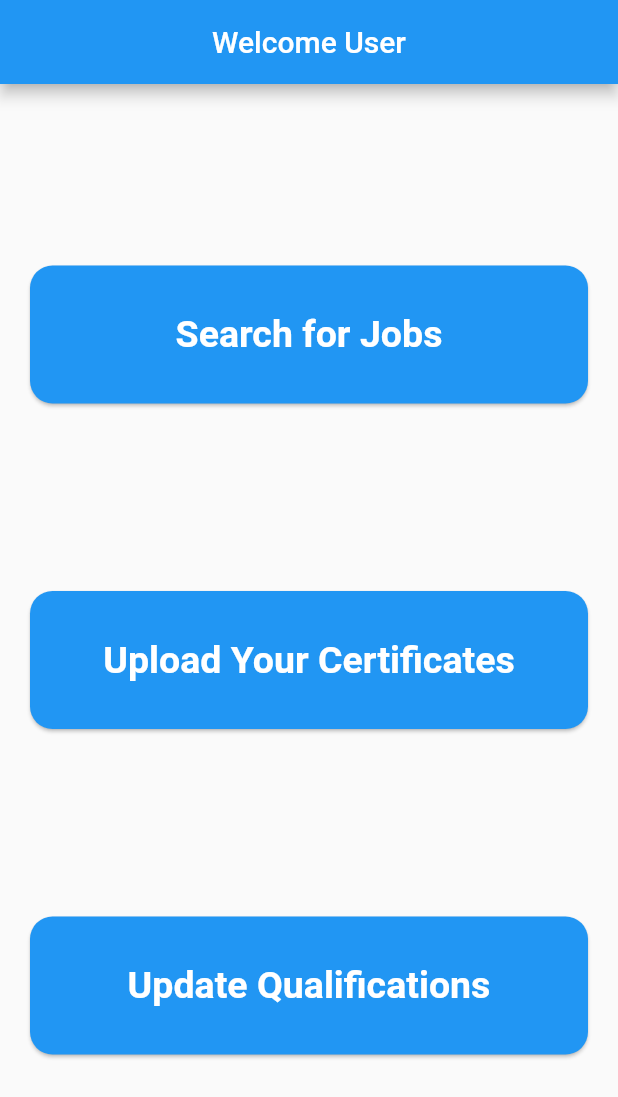
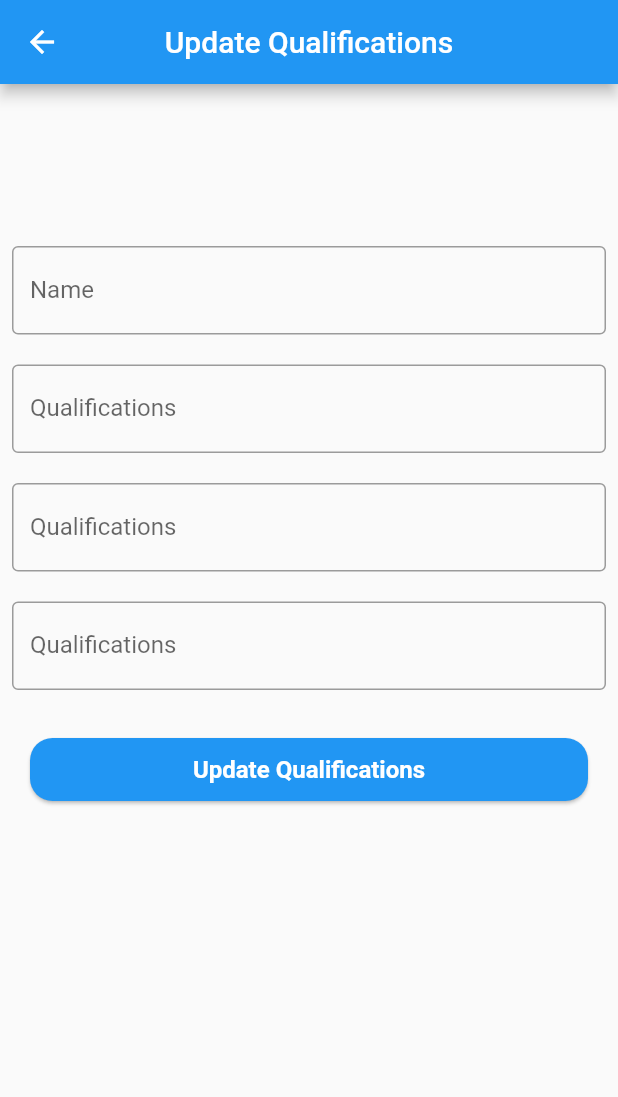
Before and after one commit to xamee98/slbfe, a Flutter app: the screen it shows after launch, after a tap on "Update Qualifications", on a phone screen of 412 x 824 dp. Shown: the top 1097 px of the screen. Run offline on Flutter 3.47's test engine with Material 2 defaults, Android fonts, the phone set to English and light mode, and no system bars.

Commit message:
Update Qualifications Page

```diff
--- /dev/null
+++ b/lib/views/qua_update.dart
@@ -0,0 +1,110 @@
+
+import 'package:flutter/material.dart';
+
+class UpdateQualfication extends StatelessWidget {
+  const UpdateQualfication({Key? key}) : super(key: key);
+
+  @override
+  Widget build(BuildContext context) {
+    return AppScreen();
+  }
+}
+
+class AppScreen extends StatefulWidget {
+  const AppScreen({Key? key}) : super(key: key);
+
+  @override
+  _AppScreenState createState() => _AppScreenState();
+}
+
+class _AppScreenState extends State<AppScreen> {
+  @override
+  Widget build(BuildContext context) {
+    return SafeArea(
+      child: Scaffold(
+        appBar: AppBar(
+          centerTitle: true,
+          title: const Text('Update Qualifications'),
+        ),
+        body: Padding(
+          padding: EdgeInsets.all(8.0),
+          child: SingleChildScrollView(
+            child: Column(
+              mainAxisAlignment: MainAxisAlignment.center,
+              mainAxisSize: MainAxisSize.max,
+              children: [
+                Container(
+                  height: 100.0,
+                ),
+                TextField(
+                  obscureText: false,
+                  decoration: InputDecoration(
+                    border: OutlineInputBorder(),
+                    labelText: 'Name',
+                  ),
+                ),
+                Container(
+                  height: 20,
+                ),
+                TextField(
+                  obscureText: false,
+                  decoration: InputDecoration(
+                    border: OutlineInputBorder(),
+                    labelText: 'Qualifications',
+                  ),
+                ),
+                Container(
+                  height: 20,
+                ),
+                TextField(
+                  obscureText: false,
+                  decoration: InputDecoration(
+                    border: OutlineInputBorder(),
+                    labelText: 'Qualifications',
+                  ),
+                ),
+                Container(
+                  height: 20,
+                ),
+                TextField(
+                  obscureText: false,
+                  decoration: InputDecoration(
+                    border: OutlineInputBorder(),
+                    labelText: 'Qualifications',
+                  ),
+                ),
+                Container(
+                  height: 20,
+                ),
+                TextButton(
+                  child: Container(
+                    height: 50.0,
+                    width: double.infinity,
+                    child: Card(
+                      shape: RoundedRectangleBorder(
+                          borderRadius: BorderRadius.circular(15.0)),
+                      color: Colors.blue,
+                      child: const Center(
+                        child: Text(
+                          'Update Qualifications',
+                          style: TextStyle(
+                            fontSize: 16,
+                            color: Colors.white,
+                            fontWeight: FontWeight.bold,
+                          ),
+                        ),
+                      ),
+                    ),
+                  ),
+                  onPressed: () {
+
+                  },
+                ),
+              ],
+            ),
+          ),
+        ),
+      ),
+    );
+  }
+}
--- a/lib/views/user_logged_in.dart
+++ b/lib/views/user_logged_in.dart
@@ -1,4 +1,5 @@
 import 'package:flutter/material.dart';
+import 'package:slbfe/views/qua_update.dart';
 
 class MainScreen extends StatelessWidget {
   const MainScreen({Key? key}) : super(key: key);
@@ -87,6 +88,11 @@ class MainScreen extends StatelessWidget {
                 ),
                 onPressed: () {
                   print('Third Button');
+                  Navigator.push(
+                    context,
+                    MaterialPageRoute(
+                        builder: (context) => const UpdateQualfication()),
+                  );
                 },
               ),
             ],
```
